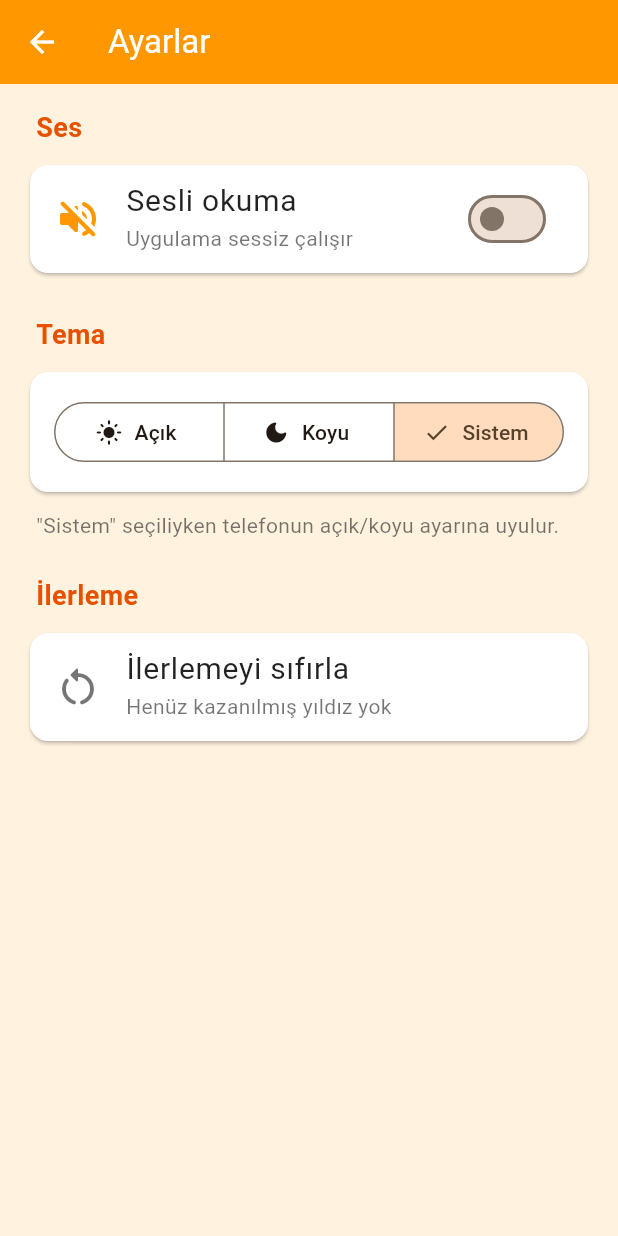
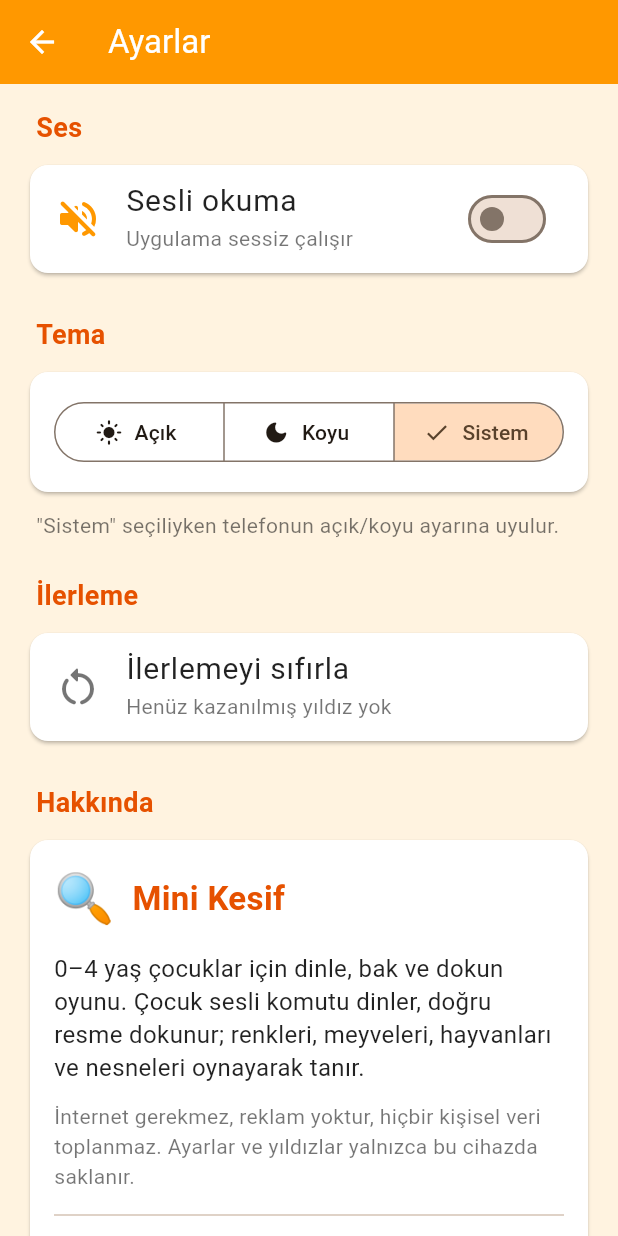
Before and after one commit to ibrahimyasar68/minikasif, a Flutter app: the SettingsPage screen opened directly, after a tap on "Sesli okuma", on a phone screen of 412 x 824 dp. Run offline on Flutter 3.47's test engine with Material 3 defaults, Android fonts, the phone set to English and light mode, and no system bars; our stand-ins replace flutter_tts, shared_preferences; accounts and stored records are empty.

Commit message:
PHASE 25.2: Ayarlar'da "Hakkında" bölümü
Ebeveyn uygulamanın ne olduğunu, kimden geldiğini ve kime ulaşacağını
görebilsin diye Ayarlar'ın en altına bir kart eklendi. Ayarlar ebeveyn
kilidinin arkasında; çocuk bu bilgileri görmüyor.

- Oyunun kısa açıklaması
- Gizlilik özeti (internet yok, reklam yok, veri toplanmaz): gizlilik
  politikası taslağı ve release manifest'i (internet izni yok) ile
  karşılaştırıldı
- İletişim e-postası: SelectableText, basılı tutunca kopyalanıyor.
  Dokununca mail uygulamasını açmak url_launcher gerektirirdi; eklenmedi.
- İkondaki "IY Labs" etiketinin uygulama içi rozeti
- developerName ve contactEmail, appName gibi lib/app_info.dart'ta

Testler: kart içeriği görünüyor; 360x640 dp ekranda gerçek fontla taşma
yok. flutter analyze temiz, flutter test 190/190. Pixel 6 emülatöründe
görsel olarak kontrol edildi.

Co-Authored-By: Claude Opus 5 <noreply@anthropic.com>

```diff
--- a/lib/app_info.dart
+++ b/lib/app_info.dart
@@ -7,3 +7,9 @@
 ///
 /// Not: "Keşif" değil "Kesif" — ş'siz yazım bilinçli bir tercih.
 const appName = 'Mini Kesif';
+
+/// Geliştirici etiketi (uygulama ikonundaki etiketle aynı).
+const developerName = 'IY Labs';
+
+/// Ebeveynlerin ulaşabileceği iletişim adresi (Ayarlar › Hakkında).
+const contactEmail = 'ibrahimyasar68@hotmail.com';
--- a/lib/pages/settings_page.dart
+++ b/lib/pages/settings_page.dart
@@ -1,12 +1,13 @@
 import 'package:flutter/material.dart';
 import 'package:provider/provider.dart';
 
+import '../app_info.dart';
 import '../providers/game_provider.dart';
 import '../providers/progress_provider.dart';
 import '../providers/settings_provider.dart';
 import '../theme/app_colors.dart';
 
-/// Ayarlar: ses, tema ve ilerleme.
+/// Ayarlar: ses, tema, ilerleme ve uygulama hakkında bilgi.
 ///
 /// Bu sayfa ebeveyn için. Çocuk için ekran büyük emoji ve az yazı ile
 /// kurulu; burada ise açıklayıcı metinler var.
@@ -151,6 +152,9 @@ class SettingsPage extends StatelessWidget {
                 onTap: () => _sifirlamayiSor(context),
               ),
             ),
+            const SizedBox(height: 24),
+            const _Baslik('Hakkında'),
+            const _Hakkinda(),
           ],
         ),
       ),
@@ -175,3 +179,105 @@ class _Baslik extends StatelessWidget {
     ),
   );
 }
+
+/// Ebeveyn için: oyun ne, veriler nerede, kime ulaşılır.
+class _Hakkinda extends StatelessWidget {
+  const _Hakkinda();
+
+  @override
+  Widget build(BuildContext context) {
+    final renk = AppColors.of(context);
+    final aciklama = TextStyle(fontSize: 16, height: 1.4, color: renk.text);
+
+    return Card(
+      color: renk.surface,
+      child: Padding(
+        padding: const EdgeInsets.all(16),
+        child: Column(
+          crossAxisAlignment: CrossAxisAlignment.start,
+          children: [
+            Row(
+              children: [
+                const Text('🔍', style: TextStyle(fontSize: 32)),
+                const SizedBox(width: 12),
+                Text(
+                  appName,
+                  style: TextStyle(
+                    fontSize: 22,
+                    fontWeight: FontWeight.bold,
+                    color: renk.primaryDark,
+                  ),
+                ),
+              ],
+            ),
+            const SizedBox(height: 12),
+            Text(
+              '0–4 yaş çocuklar için dinle, bak ve dokun oyunu. Çocuk sesli '
+              'komutu dinler, doğru resme dokunur; renkleri, meyveleri, '
+              'hayvanları ve nesneleri oynayarak tanır.',
+              style: aciklama,
+            ),
+            const SizedBox(height: 12),
+            // Gizlilik politikasıyla (docs/gizlilik_politikasi.md) aynı
+            // şeyleri söylemeli. Politika değişirse burası da değişir.
+            Text(
+              'İnternet gerekmez, reklam yoktur, hiçbir kişisel veri '
+              'toplanmaz. Ayarlar ve yıldızlar yalnızca bu cihazda saklanır.',
+              style: TextStyle(
+                fontSize: 14,
+                height: 1.4,
+                color: renk.textMuted,
+              ),
+            ),
+            const Divider(height: 32),
+            Row(
+              children: [
+                Icon(Icons.mail_outline_rounded, color: renk.primary),
+                const SizedBox(width: 12),
+                // SelectableText: basılı tutunca kopyalanabilir. Dokununca
+                // e-posta uygulamasını açmak için url_launcher paketi
+                // gerekirdi; şimdilik kopyalamak yeterli.
+                Expanded(
+                  child: SelectableText(
+                    contactEmail,
+                    style: TextStyle(fontSize: 16, color: renk.text),
+                  ),
+                ),
+              ],
+            ),
+            const SizedBox(height: 16),
+            Center(child: _EtiketRozeti(developerName)),
+          ],
+        ),
+      ),
+    );
+  }
+}
+
+/// İkondaki "IY Labs" etiketinin uygulama içi karşılığı: yuvarlak köşeli
+/// küçük bir rozet.
+class _EtiketRozeti extends StatelessWidget {
+  const _EtiketRozeti(this.metin);
+  final String metin;
+
+  @override
+  Widget build(BuildContext context) {
+    final renk = AppColors.of(context);
+    return Container(
+      padding: const EdgeInsets.symmetric(horizontal: 14, vertical: 6),
+      decoration: BoxDecoration(
+        color: renk.primary,
+        borderRadius: BorderRadius.circular(20),
+      ),
+      child: Text(
+        metin,
+        style: TextStyle(
+          fontSize: 14,
+          fontWeight: FontWeight.bold,
+          letterSpacing: 0.5,
+          color: renk.onPrimary,
+        ),
+      ),
+    );
+  }
+}
```
Also changed, not shown: 1 other file.
